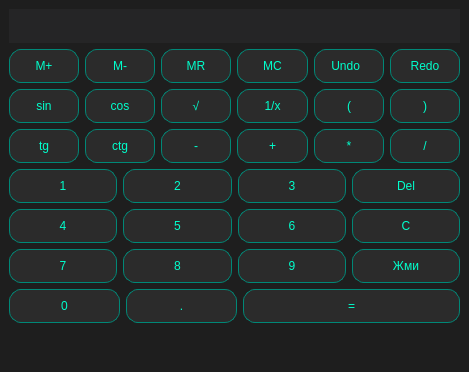
im-the-g00se-BMSTU/lab3-oop, file mainwindow.ui: the form before one commit.
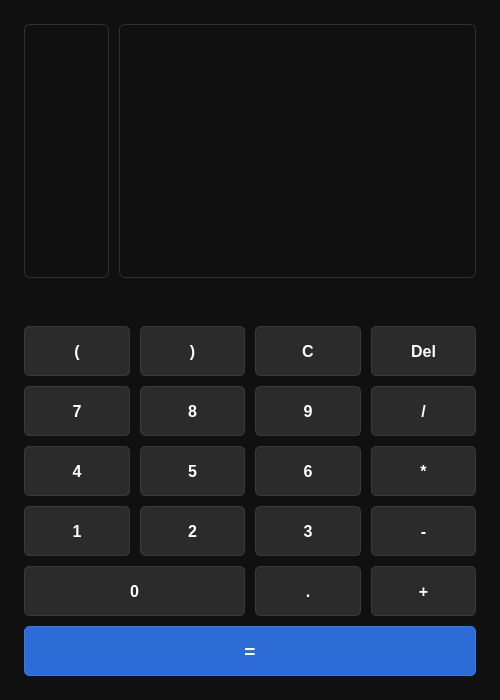
The form after the commit. Icons and pictures are not drawn.

```diff
--- a/mainwindow.ui
+++ b/mainwindow.ui
@@ -6,40 +6,43 @@
    <rect>
     <x>0</x>
     <y>0</y>
-    <width>469</width>
-    <height>372</height>
+    <width>500</width>
+    <height>700</height>
    </rect>
   </property>
-  <property name="sizePolicy">
-   <sizepolicy hsizetype="Expanding" vsizetype="Expanding">
-    <horstretch>0</horstretch>
-    <verstretch>0</verstretch>
-   </sizepolicy>
-  </property>
   <property name="minimumSize">
    <size>
-    <width>0</width>
-    <height>0</height>
+    <width>400</width>
+    <height>580</height>
    </size>
   </property>
   <property name="windowTitle">
    <string>MainWindow</string>
   </property>
   <property name="styleSheet">
-   <string notr="true">QMainWindow {
-        background-color: #1e1e1e;
-    }
-    QLineEdit {
-        background-color: #252526;
-        color: white;
-        border: none;
-        font-size: 24px;
-    }
+   <string notr="true">QMainWindow, QWidget {
+    background-color: #101010;
+    color: #ffffff;
+    font-family: &quot;Segoe UI&quot;;
+    font-size: 12pt;
+}
+
+QLineEdit {
+    background-color: #101010;
+    color: #ffffff;
+    border: 1px solid #303030;
+    border-radius: 6px;
+    padding: 14px;
+    font-size: 28pt;
+}
+
 QPushButton {
     background-color: #2b2b2b;
-    color: #e0e0e0;
-    border: 2px solid #3f3f3f;
-    border-radius: 15px; /* Скругленные углы */
+    color: #ffffff;
+    border: 1px solid #3a3a3a;
+    border-radius: 5px;
+    min-height: 48px;
+    font-weight: 600;
 }
 
 QPushButton:hover {
@@ -52,45 +55,84 @@
     border: 2px solid #00ff88;
     color: #00ff88;
 }
-QPushButton:hover {
-    border: 1px solid #00ffcc; 
-    background-color: qlineargradient(spread:pad, x1:0.5, y1:0, x2:0.5, y2:1, 
-                                      stop:0 #444444, stop:0.5 #3d5a5a, stop:1 #2b2b2b);
+
+QPushButton#equalsButton {
+    background-color: #2d6bd6;
+    border-color: #3478ee;
+    font-size: 14pt;
 }
-QPushButton {
-    /* Основной фон с легким радиальным градиентом (центр светлее краев) */
-    background-color: qradialgradient(spread:pad, cx:0.5, cy:0.5, radius:0.8, fx:0.5, fy:0.5, 
-                                      stop:0 #3d3d3d, stop:1 #252525);
-    
-    /* Цвет текста сделаем чуть ярче, чтобы он &quot;светился&quot; */
-    color: #00ffcc; 
-    
-    /* Яркая рамка создает эффект свечения контура */
-    border: 1px solid #008877; 
-    border-radius: 12px;
-    
-    /* Внутренние отступы, чтобы текст не прилипал к краям */
-    padding: 5px;
+
+QPushButton#equalsButton:hover {
+    background-color: #3578eb;
+}
+
+QLabel#errorLabel {
+    color: #ff5c5c;
+    font-size: 10pt;
+}
+
+QLabel#monkeyLabel {
+    background-color: #101010;
+    border: 1px solid #303030;
+    border-radius: 6px;
+    padding: 8px;
 }</string>
   </property>
   <widget class="QWidget" name="centralwidget">
-   <property name="sizePolicy">
-    <sizepolicy hsizetype="Expanding" vsizetype="Expanding">
-     <horstretch>0</horstretch>
-     <verstretch>0</verstretch>
-    </sizepolicy>
-   </property>
-   <layout class="QVBoxLayout" name="verticalLayout">
+   <layout class="QVBoxLayout" name="mainLayout" stretch="1,0,2">
+    <property name="spacing">
+     <number>12</number>
+    </property>
+    <property name="leftMargin">
+     <number>24</number>
+    </property>
+    <property name="topMargin">
+     <number>24</number>
+    </property>
+    <property name="rightMargin">
+     <number>24</number>
+    </property>
+    <property name="bottomMargin">
+     <number>24</number>
+    </property>
     <item>
-     <layout class="QVBoxLayout" name="verticalLayout_2">
+     <layout class="QHBoxLayout" name="inputLayout" stretch="1,2">
+      <property name="spacing">
+       <number>10</number>
+      </property>
+      <item>
+       <widget class="QLabel" name="monkeyLabel">
+        <property name="sizePolicy">
+         <sizepolicy hsizetype="Minimum" vsizetype="Minimum">
+          <horstretch>0</horstretch>
+          <verstretch>0</verstretch>
+         </sizepolicy>
+        </property>
+        <property name="text">
+         <string/>
+        </property>
+        <property name="scaledContents">
+         <bool>true</bool>
+        </property>
+        <property name="alignment">
+         <set>Qt::AlignmentFlag::AlignCenter</set>
+        </property>
+       </widget>
+      </item>
       <item>
        <widget class="QLineEdit" name="displayLineEdit">
         <property name="sizePolicy">
-         <sizepolicy hsizetype="Expanding" vsizetype="Expanding">
+         <sizepolicy hsizetype="Minimum" vsizetype="Minimum">
           <horstretch>0</horstretch>
           <verstretch>0</verstretch>
          </sizepolicy>
         </property>
+        <property name="minimumSize">
+         <size>
+          <width>0</width>
+          <height>132</height>
+         </size>
+        </property>
         <property name="alignment">
          <set>Qt::AlignmentFlag::AlignRight|Qt::AlignmentFlag::AlignTrailing|Qt::AlignmentFlag::AlignVCenter</set>
         </property>
@@ -99,496 +141,178 @@
         </property>
        </widget>
       </item>
-      <item>
-       <layout class="QHBoxLayout" name="horizontalLayout">
-        <item>
-         <widget class="QPushButton" name="memoryAddButton">
-          <property name="sizePolicy">
-           <sizepolicy hsizetype="Expanding" vsizetype="Expanding">
-            <horstretch>0</horstretch>
-            <verstretch>0</verstretch>
-           </sizepolicy>
-          </property>
-          <property name="text">
-           <string>M+</string>
-          </property>
-         </widget>
-        </item>
-        <item>
-         <widget class="QPushButton" name="memorySubButton">
-          <property name="sizePolicy">
-           <sizepolicy hsizetype="Expanding" vsizetype="Expanding">
-            <horstretch>0</horstretch>
-            <verstretch>0</verstretch>
-           </sizepolicy>
-          </property>
-          <property name="text">
-           <string>M-</string>
-          </property>
-         </widget>
-        </item>
-        <item>
-         <widget class="QPushButton" name="memoryRecallButton">
-          <property name="sizePolicy">
-           <sizepolicy hsizetype="Expanding" vsizetype="Expanding">
-            <horstretch>0</horstretch>
-            <verstretch>0</verstretch>
-           </sizepolicy>
-          </property>
-          <property name="text">
-           <string>MR</string>
-          </property>
-         </widget>
-        </item>
-        <item>
-         <widget class="QPushButton" name="memoryClearButton">
-          <property name="sizePolicy">
-           <sizepolicy hsizetype="Expanding" vsizetype="Expanding">
-            <horstretch>0</horstretch>
-            <verstretch>0</verstretch>
-           </sizepolicy>
-          </property>
-          <property name="text">
-           <string>MC</string>
-          </property>
-         </widget>
-        </item>
-        <item>
-         <widget class="QPushButton" name="undoButton">
-          <property name="sizePolicy">
-           <sizepolicy hsizetype="Expanding" vsizetype="Expanding">
-            <horstretch>0</horstretch>
-            <verstretch>0</verstretch>
-           </sizepolicy>
-          </property>
-          <property name="text">
-           <string>Undo  </string>
-          </property>
-         </widget>
-        </item>
-        <item>
-         <widget class="QPushButton" name="redoButton">
-          <property name="sizePolicy">
-           <sizepolicy hsizetype="Expanding" vsizetype="Expanding">
-            <horstretch>0</horstretch>
-            <verstretch>0</verstretch>
-           </sizepolicy>
-          </property>
-          <property name="text">
-           <string>Redo</string>
-          </property>
-         </widget>
-        </item>
-       </layout>
+     </layout>
+    </item>
+    <item>
+     <widget class="QLabel" name="errorLabel">
+      <property name="sizePolicy">
+       <sizepolicy hsizetype="Preferred" vsizetype="Maximum">
+        <horstretch>0</horstretch>
+        <verstretch>0</verstretch>
+       </sizepolicy>
+      </property>
+      <property name="minimumSize">
+       <size>
+        <width>0</width>
+        <height>24</height>
+       </size>
+      </property>
+      <property name="text">
+       <string/>
+      </property>
+      <property name="alignment">
+       <set>Qt::AlignmentFlag::AlignCenter</set>
+      </property>
+     </widget>
+    </item>
+    <item>
+     <layout class="QGridLayout" name="buttonLayout">
+      <property name="spacing">
+       <number>10</number>
+      </property>
+      <item row="3" column="1">
+       <widget class="QPushButton" name="digit2Button">
+        <property name="text">
+         <string>2</string>
+        </property>
+       </widget>
       </item>
-      <item>
-       <layout class="QHBoxLayout" name="horizontalLayout_2">
-        <item>
-         <widget class="QPushButton" name="sinButton">
-          <property name="sizePolicy">
-           <sizepolicy hsizetype="Expanding" vsizetype="Expanding">
-            <horstretch>0</horstretch>
-            <verstretch>0</verstretch>
-           </sizepolicy>
-          </property>
-          <property name="text">
-           <string>sin</string>
-          </property>
-         </widget>
-        </item>
-        <item>
-         <widget class="QPushButton" name="cosButton">
-          <property name="sizePolicy">
-           <sizepolicy hsizetype="Expanding" vsizetype="Expanding">
-            <horstretch>0</horstretch>
-            <verstretch>0</verstretch>
-           </sizepolicy>
-          </property>
-          <property name="text">
-           <string>cos</string>
-          </property>
-         </widget>
-        </item>
-        <item>
-         <widget class="QPushButton" name="sqrtButton">
-          <property name="sizePolicy">
-           <sizepolicy hsizetype="Expanding" vsizetype="Expanding">
-            <horstretch>0</horstretch>
-            <verstretch>0</verstretch>
-           </sizepolicy>
-          </property>
-          <property name="text">
-           <string>√</string>
-          </property>
-         </widget>
-        </item>
-        <item>
-         <widget class="QPushButton" name="inverseButton">
-          <property name="sizePolicy">
-           <sizepolicy hsizetype="Expanding" vsizetype="Expanding">
-            <horstretch>0</horstretch>
-            <verstretch>0</verstretch>
-           </sizepolicy>
-          </property>
-          <property name="text">
-           <string>1/x</string>
-          </property>
-         </widget>
-        </item>
-        <item>
-         <widget class="QPushButton" name="leftParenButton">
-          <property name="sizePolicy">
-           <sizepolicy hsizetype="Expanding" vsizetype="Expanding">
-            <horstretch>0</horstretch>
-            <verstretch>0</verstretch>
-           </sizepolicy>
-          </property>
-          <property name="text">
-           <string>(</string>
-          </property>
-         </widget>
-        </item>
-        <item>
-         <widget class="QPushButton" name="rightParenButton">
-          <property name="sizePolicy">
-           <sizepolicy hsizetype="Expanding" vsizetype="Expanding">
-            <horstretch>0</horstretch>
-            <verstretch>0</verstretch>
-           </sizepolicy>
-          </property>
-          <property name="text">
-           <string>)</string>
-          </property>
-         </widget>
-        </item>
-       </layout>
+      <item row="0" column="3">
+       <widget class="QPushButton" name="deleteButton">
+        <property name="text">
+         <string>Del</string>
+        </property>
+       </widget>
       </item>
-      <item>
-       <layout class="QHBoxLayout" name="horizontalLayout_5">
-        <item>
-         <widget class="QPushButton" name="tgButton">
-          <property name="sizePolicy">
-           <sizepolicy hsizetype="Expanding" vsizetype="Expanding">
-            <horstretch>0</horstretch>
-            <verstretch>0</verstretch>
-           </sizepolicy>
-          </property>
-          <property name="text">
-           <string>tg</string>
-          </property>
-         </widget>
-        </item>
-        <item>
-         <widget class="QPushButton" name="ctgButton">
-          <property name="sizePolicy">
-           <sizepolicy hsizetype="Expanding" vsizetype="Expanding">
-            <horstretch>0</horstretch>
-            <verstretch>0</verstretch>
-           </sizepolicy>
-          </property>
-          <property name="text">
-           <string>ctg</string>
-          </property>
-         </widget>
-        </item>
-        <item>
-         <widget class="QPushButton" name="minusButton">
-          <property name="sizePolicy">
-           <sizepolicy hsizetype="Expanding" vsizetype="Expanding">
-            <horstretch>0</horstretch>
-            <verstretch>0</verstretch>
-           </sizepolicy>
-          </property>
-          <property name="text">
-           <string>-</string>
-          </property>
-         </widget>
-        </item>
-        <item>
-         <widget class="QPushButton" name="plusButton">
-          <property name="sizePolicy">
-           <sizepolicy hsizetype="Expanding" vsizetype="Expanding">
-            <horstretch>0</horstretch>
-            <verstretch>0</verstretch>
-           </sizepolicy>
-          </property>
-          <property name="text">
-           <string>+</string>
-          </property>
-         </widget>
-        </item>
-        <item>
-         <widget class="QPushButton" name="multiplyButton">
-          <property name="sizePolicy">
-           <sizepolicy hsizetype="Expanding" vsizetype="Expanding">
-            <horstretch>0</horstretch>
-            <verstretch>0</verstretch>
-           </sizepolicy>
-          </property>
-          <property name="text">
-           <string>*</string>
-          </property>
-         </widget>
-        </item>
-        <item>
-         <widget class="QPushButton" name="divideButton">
-          <property name="sizePolicy">
-           <sizepolicy hsizetype="Expanding" vsizetype="Expanding">
-            <horstretch>0</horstretch>
-            <verstretch>0</verstretch>
-           </sizepolicy>
-          </property>
-          <property name="text">
-           <string>/</string>
-          </property>
-         </widget>
-        </item>
-       </layout>
+      <item row="3" column="2">
+       <widget class="QPushButton" name="digit3Button">
+        <property name="text">
+         <string>3</string>
+        </property>
+       </widget>
       </item>
-      <item>
-       <layout class="QHBoxLayout" name="horizontalLayout_3">
-        <item>
-         <widget class="QPushButton" name="digit1Button">
-          <property name="sizePolicy">
-           <sizepolicy hsizetype="Expanding" vsizetype="Expanding">
-            <horstretch>0</horstretch>
-            <verstretch>0</verstretch>
-           </sizepolicy>
-          </property>
-          <property name="text">
-           <string>1</string>
-          </property>
-         </widget>
-        </item>
-        <item>
-         <widget class="QPushButton" name="digit2Button">
-          <property name="sizePolicy">
-           <sizepolicy hsizetype="Expanding" vsizetype="Expanding">
-            <horstretch>0</horstretch>
-            <verstretch>0</verstretch>
-           </sizepolicy>
-          </property>
-          <property name="text">
-           <string>2</string>
-          </property>
-         </widget>
-        </item>
-        <item>
-         <widget class="QPushButton" name="digit3Button">
-          <property name="sizePolicy">
-           <sizepolicy hsizetype="Expanding" vsizetype="Expanding">
-            <horstretch>0</horstretch>
-            <verstretch>0</verstretch>
-           </sizepolicy>
-          </property>
-          <property name="text">
-           <string>3</string>
-          </property>
-         </widget>
-        </item>
-        <item>
-         <widget class="QPushButton" name="dellButton">
-          <property name="sizePolicy">
-           <sizepolicy hsizetype="Expanding" vsizetype="Expanding">
-            <horstretch>0</horstretch>
-            <verstretch>0</verstretch>
-           </sizepolicy>
-          </property>
-          <property name="text">
-           <string>Del</string>
-          </property>
-         </widget>
-        </item>
-       </layout>
+      <item row="1" column="3">
+       <widget class="QPushButton" name="divideButton">
+        <property name="text">
+         <string>/</string>
+        </property>
+       </widget>
       </item>
-      <item>
-       <layout class="QHBoxLayout" name="horizontalLayout_6">
-        <item>
-         <widget class="QPushButton" name="digit4Button">
-          <property name="sizePolicy">
-           <sizepolicy hsizetype="Expanding" vsizetype="Expanding">
-            <horstretch>0</horstretch>
-            <verstretch>0</verstretch>
-           </sizepolicy>
-          </property>
-          <property name="text">
-           <string>4</string>
-          </property>
-         </widget>
-        </item>
-        <item>
-         <widget class="QPushButton" name="digit5Button">
-          <property name="sizePolicy">
-           <sizepolicy hsizetype="Expanding" vsizetype="Expanding">
-            <horstretch>0</horstretch>
-            <verstretch>0</verstretch>
-           </sizepolicy>
-          </property>
-          <property name="text">
-           <string>5</string>
-          </property>
-         </widget>
-        </item>
-        <item>
-         <widget class="QPushButton" name="digit6Button">
-          <property name="sizePolicy">
-           <sizepolicy hsizetype="Expanding" vsizetype="Expanding">
-            <horstretch>0</horstretch>
-            <verstretch>0</verstretch>
-           </sizepolicy>
-          </property>
-          <property name="text">
-           <string>6</string>
-          </property>
-         </widget>
-        </item>
-        <item>
-         <widget class="QPushButton" name="clearButton">
-          <property name="sizePolicy">
-           <sizepolicy hsizetype="Expanding" vsizetype="Expanding">
-            <horstretch>0</horstretch>
-            <verstretch>0</verstretch>
-           </sizepolicy>
-          </property>
-          <property name="text">
-           <string>C</string>
-          </property>
-         </widget>
-        </item>
-       </layout>
+      <item row="0" column="2">
+       <widget class="QPushButton" name="clearButton">
+        <property name="text">
+         <string>C</string>
+        </property>
+       </widget>
       </item>
-      <item>
-       <layout class="QHBoxLayout" name="horizontalLayout_7">
-        <item>
-         <widget class="QPushButton" name="digit7Button">
-          <property name="sizePolicy">
-           <sizepolicy hsizetype="Expanding" vsizetype="Expanding">
-            <horstretch>0</horstretch>
-            <verstretch>0</verstretch>
-           </sizepolicy>
-          </property>
-          <property name="text">
-           <string>7</string>
-          </property>
-         </widget>
-        </item>
-        <item>
-         <widget class="QPushButton" name="digit8Button">
-          <property name="sizePolicy">
-           <sizepolicy hsizetype="Expanding" vsizetype="Expanding">
-            <horstretch>0</horstretch>
-            <verstretch>0</verstretch>
-           </sizepolicy>
-          </property>
-          <property name="text">
-           <string>8</string>
-          </property>
-         </widget>
-        </item>
-        <item>
-         <widget class="QPushButton" name="digit9Button">
-          <property name="sizePolicy">
-           <sizepolicy hsizetype="Expanding" vsizetype="Expanding">
-            <horstretch>0</horstretch>
-            <verstretch>0</verstretch>
-           </sizepolicy>
-          </property>
-          <property name="text">
-           <string>9</string>
-          </property>
-         </widget>
-        </item>
-        <item>
-         <widget class="QPushButton" name="bestButton">
-          <property name="sizePolicy">
-           <sizepolicy hsizetype="Expanding" vsizetype="Expanding">
-            <horstretch>0</horstretch>
-            <verstretch>0</verstretch>
-           </sizepolicy>
-          </property>
-          <property name="text">
-           <string>Жми</string>
-          </property>
-         </widget>
-        </item>
-       </layout>
+      <item row="4" column="2">
+       <widget class="QPushButton" name="dotButton">
+        <property name="text">
+         <string>.</string>
+        </property>
+       </widget>
       </item>
-      <item>
-       <layout class="QHBoxLayout" name="horizontalLayout_4">
-        <item>
-         <widget class="QPushButton" name="digit0Button">
-          <property name="sizePolicy">
-           <sizepolicy hsizetype="Expanding" vsizetype="Expanding">
-            <horstretch>0</horstretch>
-            <verstretch>0</verstretch>
-           </sizepolicy>
-          </property>
-          <property name="text">
-           <string>0</string>
-          </property>
-         </widget>
-        </item>
-        <item>
-         <widget class="QPushButton" name="dotButton">
-          <property name="sizePolicy">
-           <sizepolicy hsizetype="Expanding" vsizetype="Expanding">
-            <horstretch>0</horstretch>
-            <verstretch>0</verstretch>
-           </sizepolicy>
-          </property>
-          <property name="text">
-           <string>.</string>
-          </property>
-         </widget>
-        </item>
-        <item>
-         <widget class="QPushButton" name="equalsButton">
-          <property name="sizePolicy">
-           <sizepolicy hsizetype="Expanding" vsizetype="Expanding">
-            <horstretch>0</horstretch>
-            <verstretch>0</verstretch>
-           </sizepolicy>
-          </property>
-          <property name="minimumSize">
-           <size>
-            <width>217</width>
-            <height>0</height>
-           </size>
-          </property>
-          <property name="text">
-           <string>=</string>
-          </property>
-         </widget>
-        </item>
-       </layout>
+      <item row="2" column="3">
+       <widget class="QPushButton" name="multiplyButton">
+        <property name="text">
+         <string>*</string>
+        </property>
+       </widget>
       </item>
-      <item>
-       <widget class="QLabel" name="errorLabel">
-        <property name="sizePolicy">
-         <sizepolicy hsizetype="Expanding" vsizetype="Expanding">
-          <horstretch>0</horstretch>
-          <verstretch>0</verstretch>
-         </sizepolicy>
+      <item row="1" column="0">
+       <widget class="QPushButton" name="digit7Button">
+        <property name="text">
+         <string>7</string>
         </property>
-        <property name="maximumSize">
+       </widget>
+      </item>
+      <item row="0" column="0">
+       <widget class="QPushButton" name="leftParenButton">
+        <property name="text">
+         <string>(</string>
+        </property>
+       </widget>
+      </item>
+      <item row="1" column="2">
+       <widget class="QPushButton" name="digit9Button">
+        <property name="text">
+         <string>9</string>
+        </property>
+       </widget>
+      </item>
+      <item row="3" column="0">
+       <widget class="QPushButton" name="digit1Button">
+        <property name="text">
+         <string>1</string>
+        </property>
+       </widget>
+      </item>
+      <item row="2" column="2">
+       <widget class="QPushButton" name="digit6Button">
+        <property name="text">
+         <string>6</string>
+        </property>
+       </widget>
+      </item>
+      <item row="3" column="3">
+       <widget class="QPushButton" name="minusButton">
+        <property name="text">
+         <string>-</string>
+        </property>
+       </widget>
+      </item>
+      <item row="1" column="1">
+       <widget class="QPushButton" name="digit8Button">
+        <property name="text">
+         <string>8</string>
+        </property>
+       </widget>
+      </item>
+      <item row="5" column="0" colspan="4">
+       <widget class="QPushButton" name="equalsButton">
+        <property name="minimumSize">
          <size>
-          <width>16777215</width>
-          <height>16777215</height>
+          <width>0</width>
+          <height>50</height>
          </size>
         </property>
-        <property name="font">
-         <font>
-          <pointsize>11</pointsize>
-         </font>
+        <property name="text">
+         <string>=</string>
         </property>
-        <property name="styleSheet">
-         <string notr="true">color: rgb(255, 0, 0);</string>
+       </widget>
+      </item>
+      <item row="2" column="0">
+       <widget class="QPushButton" name="digit4Button">
+        <property name="text">
+         <string>4</string>
         </property>
+       </widget>
+      </item>
+      <item row="4" column="3">
+       <widget class="QPushButton" name="plusButton">
         <property name="text">
-         <string/>
+         <string>+</string>
         </property>
-        <property name="alignment">
-         <set>Qt::AlignmentFlag::AlignCenter</set>
+       </widget>
+      </item>
+      <item row="2" column="1">
+       <widget class="QPushButton" name="digit5Button">
+        <property name="text">
+         <string>5</string>
+        </property>
+       </widget>
+      </item>
+      <item row="4" column="0" colspan="2">
+       <widget class="QPushButton" name="digit0Button">
+        <property name="text">
+         <string>0</string>
+        </property>
+       </widget>
+      </item>
+      <item row="0" column="1">
+       <widget class="QPushButton" name="rightParenButton">
+        <property name="text">
+         <string>)</string>
         </property>
        </widget>
       </item>
```
Left out of the diff: 17 changed lines with no effect on the pictures.
